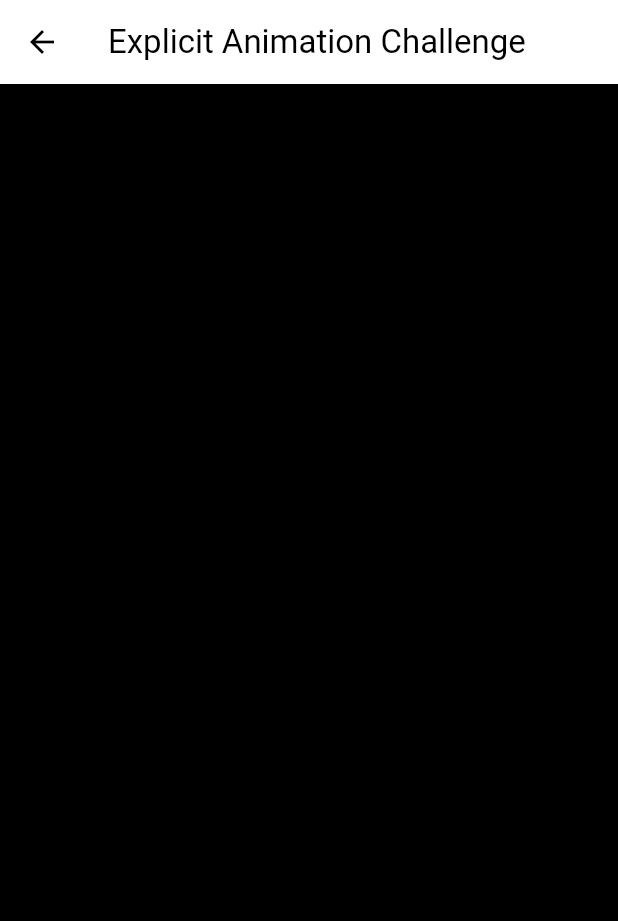
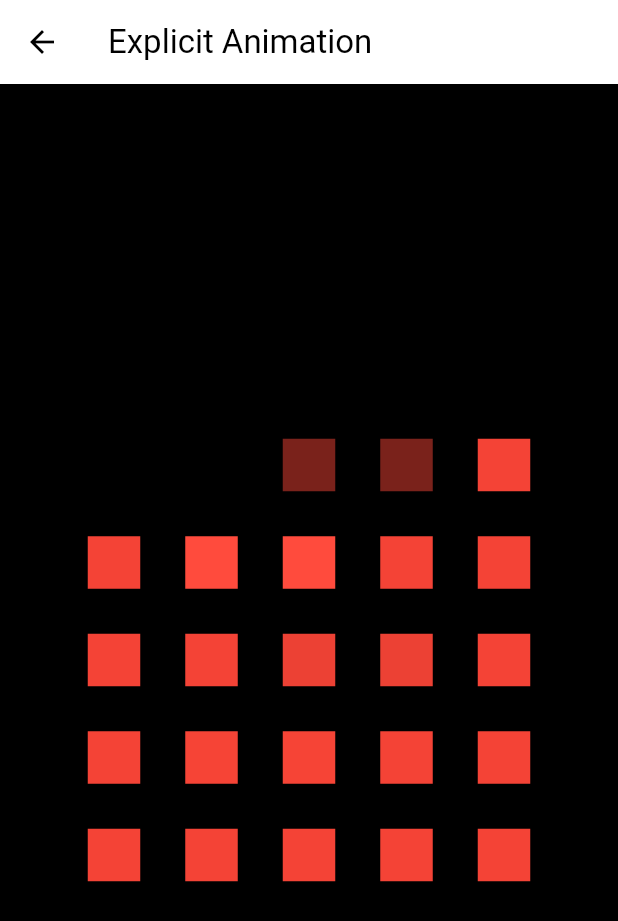
Before and after one commit to James1412/Flutter_Animation_Masterclass, a Flutter app: the ExplicitAnimationChallengeScreen screen opened directly, on a phone screen of 412 x 824 dp. Shown: the top 921 px of the screen. Run offline on Flutter 3.47's test engine with Material 3 defaults, Android fonts, the phone set to English and light mode, and no system bars.

Commit message:
explicit animation challenge screen

```diff
--- a/lib/screens/explicit_animation_challenge_screen.dart
+++ b/lib/screens/explicit_animation_challenge_screen.dart
@@ -9,15 +9,116 @@ class ExplicitAnimationChallengeScreen extends StatefulWidget {
 }
 
 class _ExplicitAnimationChallengeScreenState
-    extends State<ExplicitAnimationChallengeScreen> {
+    extends State<ExplicitAnimationChallengeScreen>
+    with TickerProviderStateMixin {
+  static const int _ySize = 5;
+  static const int _xSize = 5;
+
+  late final _animationControllers = [
+    for (int y = 0; y < _ySize; y++)
+      [
+        for (int x = 0; x < _xSize; x++)
+          AnimationController(
+            vsync: this,
+            duration: const Duration(milliseconds: 2000),
+          ),
+      ],
+  ];
+
+  late final _curves = [
+    for (int y = 0; y < _ySize; y++)
+      [
+        for (int x = 0; x < _xSize; x++)
+          CurvedAnimation(
+            parent: _animationControllers[y][x],
+            curve: Curves.elasticInOut,
+          ),
+      ],
+  ];
+
+  late final _decorationAnimations = [
+    for (int y = 0; y < _ySize; y++)
+      [
+        for (int x = 0; x < _xSize; x++)
+          DecorationTween(
+            begin: const BoxDecoration(
+              color: Colors.black,
+            ),
+            end: const BoxDecoration(
+              color: Colors.red,
+            ),
+          ).animate(_curves[y][x]),
+      ],
+  ];
+
+  Future<void> _startAnimation() async {
+    bool isGoRight = false;
+    int nowY = _ySize - 1;
+    int nowX = _xSize - 1;
+
+    while (nowX >= 0 && nowY >= 0) {
+      _animationControllers[nowY][nowX].repeat(reverse: true);
+      await Future.delayed(
+        const Duration(milliseconds: 40),
+      );
+      if ((isGoRight && nowX >= (_xSize - 1)) || (!isGoRight && nowX <= 0)) {
+        isGoRight = !isGoRight;
+        nowY--;
+        continue;
+      }
+      nowX += isGoRight ? 1 : -1;
+    }
+  }
+
+  @override
+  void initState() {
+    super.initState();
+    WidgetsBinding.instance.addPostFrameCallback(
+      (timeStamp) => _startAnimation(),
+    );
+  }
+
+  @override
+  void dispose() {
+    for (var controllers in _animationControllers) {
+      for (var controller in controllers) {
+        controller.dispose();
+      }
+    }
+    super.dispose();
+  }
+
   @override
   Widget build(BuildContext context) {
     return Scaffold(
       backgroundColor: Colors.black,
       appBar: AppBar(
-        title: const Text("Explicit Animation Challenge"),
+        title: const Text('Explicit Animation'),
       ),
-      body: const Text("HI"),
+      body: Center(
+        child: Column(
+          mainAxisAlignment: MainAxisAlignment.center,
+          children: [
+            for (int y = 0; y < _ySize; y++)
+              Row(
+                mainAxisAlignment: MainAxisAlignment.center,
+                children: [
+                  for (int x = 0; x < _xSize; x++)
+                    Padding(
+                      padding: const EdgeInsets.all(15),
+                      child: DecoratedBoxTransition(
+                        decoration: _decorationAnimations[y][x],
+                        child: const SizedBox(
+                          width: 35,
+                          height: 35,
+                        ),
+                      ),
+                    ),
+                ],
+              ),
+          ],
+        ),
+      ),
     );
   }
 }
```
Also changed, not shown: lib/screens/explicit_animations_screen.dart (+47 -6 lines).
